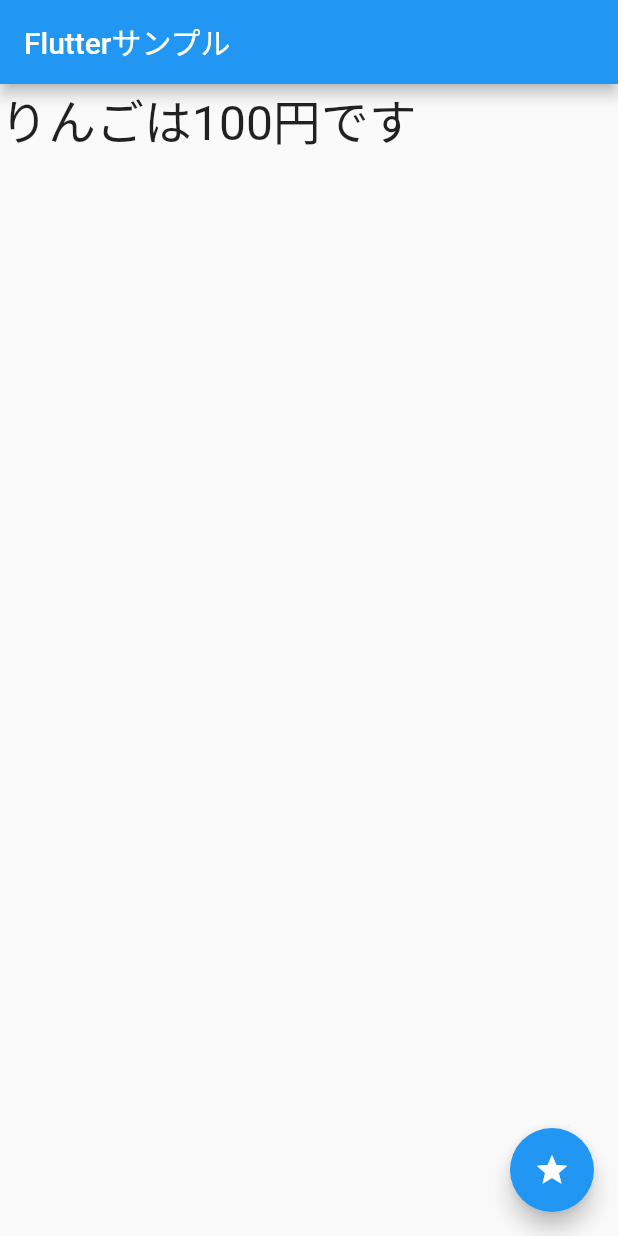
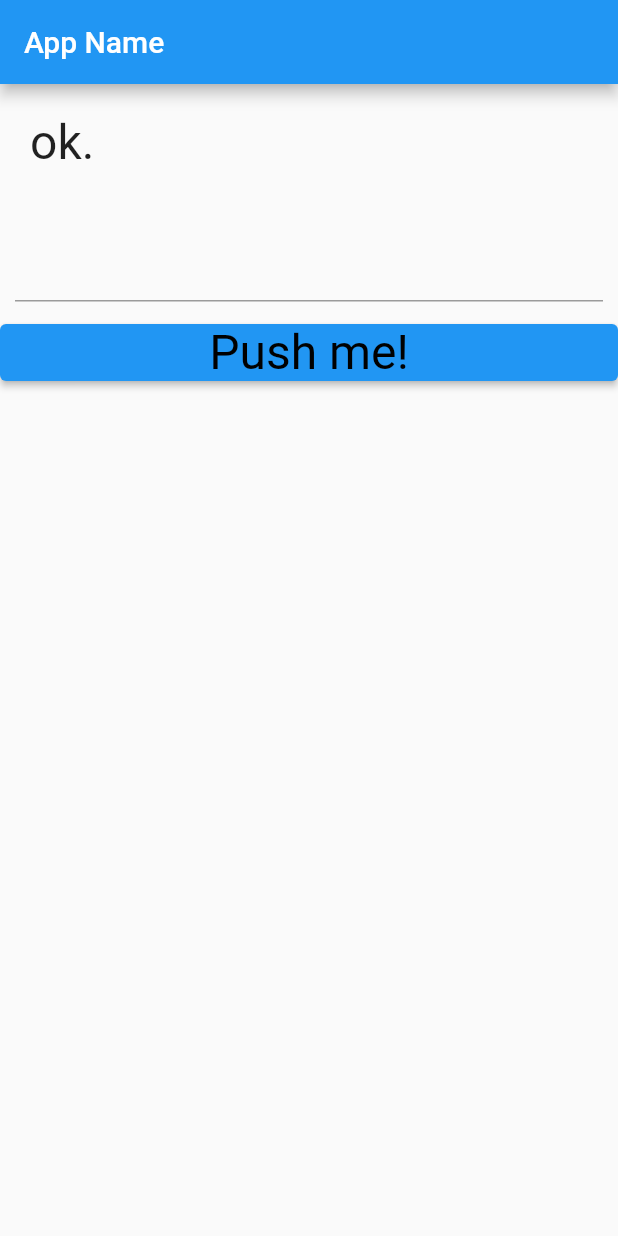
Before and after one commit to akmhmgc/my_first_flutter_app, a Flutter app: the screen it shows after launch, on a phone screen of 412 x 824 dp. Run offline on Flutter 3.47's test engine with Material 2 defaults, Android fonts, the phone set to English and light mode, and no system bars.

Commit message:
ボタンによる操作

```diff
--- a/lib/main.dart
+++ b/lib/main.dart
@@ -1,71 +1,87 @@
 import 'package:flutter/material.dart';
 
 void main() {
-  runApp(const MyApp());
+  runApp(new MyApp());
 }
-
 class MyApp extends StatelessWidget {
-  const MyApp({Key? key}) : super(key: key);
-  final title = 'Flutterサンプル';
 
   @override
   Widget build(BuildContext context) {
-    return MaterialApp(
-      title: 'Flutter Demo',
-      home: MyHomePage(
-        title:this.title,
+    return new MaterialApp(
+      title: 'Generated App',
+      theme: new ThemeData(
+        primarySwatch: Colors.blue,
+        primaryColor: const Color(0xFF2196f3),
+        accentColor: const Color(0xFF2196f3),
+        canvasColor: const Color(0xFFfafafa),
       ),
+      home: new MyHomePage(),
     );
   }
 }
 
 class MyHomePage extends StatefulWidget {
-  const MyHomePage({required this.title}): super();
-  final String title;
-
+  MyHomePage({Key ? key}) : super(key: key);
   @override
-  _MyHomePageState createState() => _MyHomePageState();
-}
-
-class Data {
-  final int _price;
-  final String _name;
-  Data(this._price, this._name);
-
-  String show(){
-    return "$_nameは$_price円です";
-  }
+  _MyHomePageState createState() => new _MyHomePageState();
 }
 
 class _MyHomePageState extends State<MyHomePage> {
-  static final _data = [
-    Data(100, 'りんご'),
-    Data(150, 'バナナ'),
-    Data(120, 'オレンジ'),
-  ];
-  Data _item = _data[0];
-
-  void _setMessage() {
-    setState(() {
-      _item = (_data..shuffle()).first;
-    });
-  }
+  static var _message = 'ok.';
+  static final _controller = TextEditingController();
 
   @override
   Widget build(BuildContext context) {
     return Scaffold(
       appBar: AppBar(
-        title: Text(widget.title),
+        title: Text('App Name'),
       ),
-      body: Text(
-        _item.show(),
-        style: TextStyle(fontSize: 32.0),
-      ),
-      floatingActionButton: FloatingActionButton(
-        onPressed: _setMessage,
-        tooltip: 'set message.',
-        child: Icon(Icons.star),
+      body: Center(
+        child: Column(
+          mainAxisAlignment: MainAxisAlignment.start,
+          mainAxisSize: MainAxisSize.max,
+          crossAxisAlignment: CrossAxisAlignment.stretch,
+          children: <Widget>[
+            Padding(
+              padding: EdgeInsets.all(20.0),
+              child: Text(
+                _message,
+                style: TextStyle(
+                    fontSize: 32.0,
+                    fontWeight: FontWeight.w400,
+                    fontFamily: "Roboto"),
+              ),
+            ),
+            Padding(
+              padding: EdgeInsets.all(10.0),
+              child: TextField(
+                controller: _controller,
+                style: TextStyle(
+                    fontSize: 28.0,
+                    color: const Color(0xffFF0000),
+                    fontWeight: FontWeight.w400,
+                    fontFamily: "Roboto"),
+              ),
+            ),
+            ElevatedButton(
+                child: Text(
+                  "Push me!",
+                  style: TextStyle(
+                      fontSize: 32.0,
+                      color: const Color(0xff000000),
+                      fontWeight: FontWeight.w400,
+                      fontFamily: "Roboto"),
+                ),
+                onPressed: buttonPressed),
+          ],
+        ),
       ),
     );
   }
+
+  void buttonPressed() {
+    setState(() {
+      _message = '入力内容: ${_controller.text}';
+    });
+  }
 }
```
